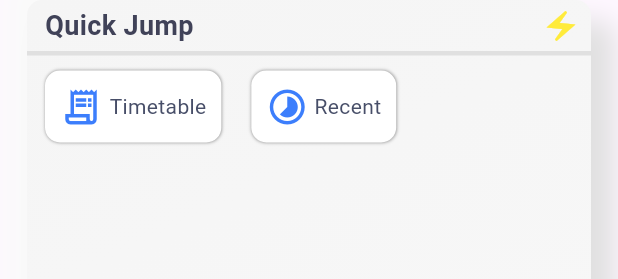
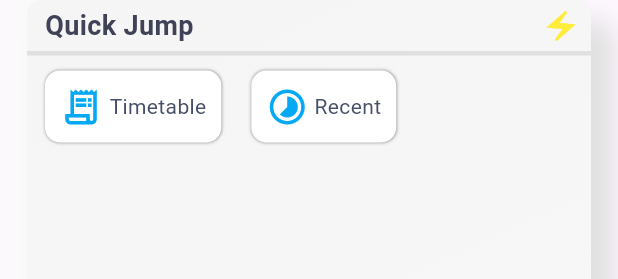
Before and after one commit to Whiskas101/LMS-Flutter, a Flutter app: the QuickJump widget shown alone on an empty page, opened directly, on a phone screen of 412 x 824 dp. Shown: the top 279 px of the screen. Run offline on Flutter 3.47's test engine with Material 3 defaults, Android fonts, the light colour scheme and no system bars; our stand-ins replace flutter_riverpod, flutter_secure_storage, google_fonts, hooks_riverpod, open_filex, percent_indicator and 2 more; accounts and stored records are empty.

Commit message:
color changes, minor fixes

```diff
--- a/lib/screens/Dashboard/QuickJump.dart
+++ b/lib/screens/Dashboard/QuickJump.dart
@@ -35,7 +35,7 @@ class QuickJump extends StatelessWidget {
           //top left shadow
           BoxShadow(
             color: Colors.grey.shade50,
-            offset: Offset(-15, -15),
+            offset: const Offset(-15, -15),
             blurRadius: 15,
             spreadRadius: 1
 
@@ -44,7 +44,7 @@ class QuickJump extends StatelessWidget {
           //Bottom right shadow
           BoxShadow(
             color: Colors.grey.shade300,
-            offset: Offset(15,15),
+            offset: const Offset(15,15),
               blurRadius: 15,
             spreadRadius: 1
           )
@@ -92,6 +92,7 @@ class QuickJump extends StatelessWidget {
                   child: Icon(
                       Icons.electric_bolt_sharp,
                     color: Colors.yellow,
+
                   ),
                 )
 
@@ -135,9 +136,9 @@ class QuickJump extends StatelessWidget {
                     child: Row(
                       mainAxisAlignment: MainAxisAlignment.spaceBetween,
                       children: [
-                        Icon(
+                        const Icon(
                           Icons.receipt_long_outlined,
-                          color: CustomColors.customBlue,
+                          color: Colors.lightBlue,
                           size: 28,
                         ),
                         const SizedBox(width: 5,),
@@ -183,10 +184,10 @@ class QuickJump extends StatelessWidget {
                         },
                         child: Row(
                           children: [
-                            Icon(
+                            const Icon(
                               Icons.timelapse_rounded,
                               size: 28,
-                              color: CustomColors.customBlue,
+                              color: Colors.lightBlue,
                             ),
                             const SizedBox(width: 4,),
 
```
Also changed, not shown: lib/screens/RecentsScreen/RecentListTile.dart (+10 -1 lines).
